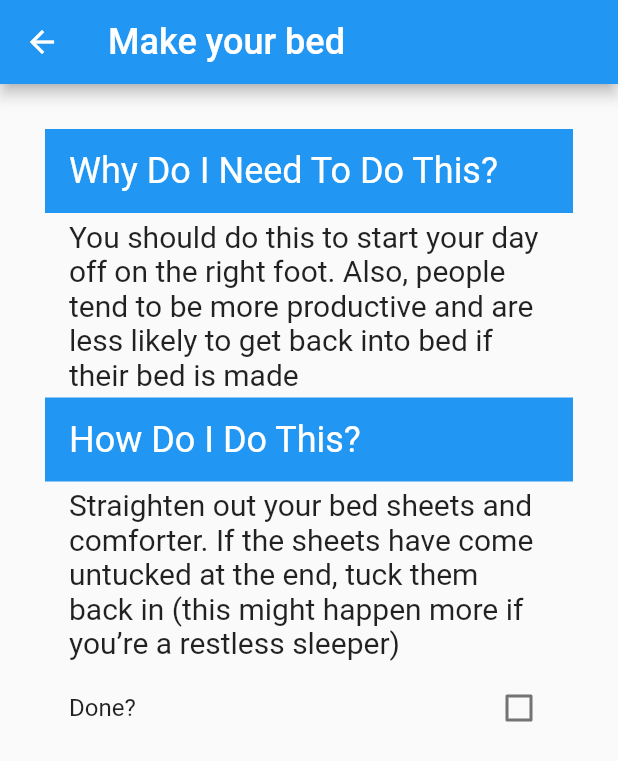
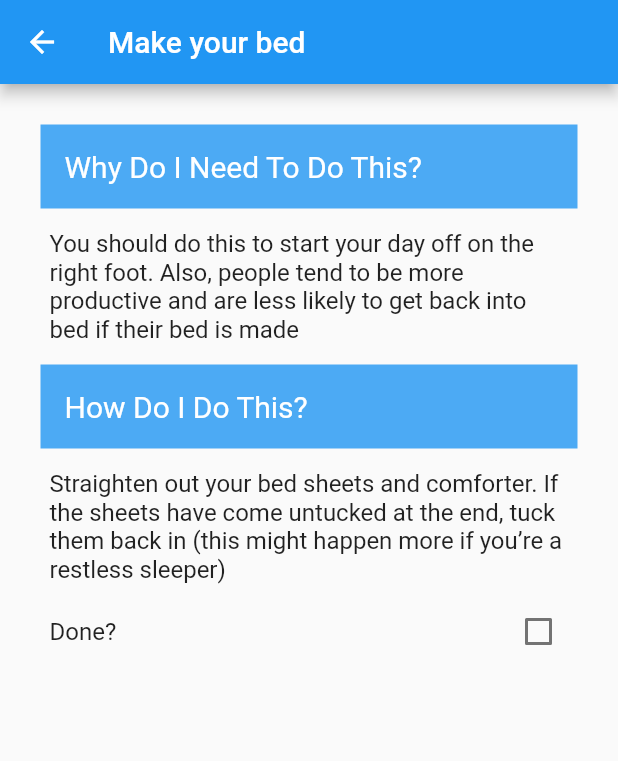
Before and after one commit to sysemenova/college_survival_software, a Flutter app: the screen it shows after launch, after a tap on "Make your bed", on a phone screen of 412 x 824 dp. Shown: the top 761 px of the screen. Run offline on Flutter 3.47's test engine with Material 2 defaults, Android fonts, the phone set to English and light mode, and no system bars.

Commit message:
Final touches.

```diff
--- a/lib/getTaskList.dart
+++ b/lib/getTaskList.dart
@@ -120,7 +120,8 @@ List getDummyTaskList () {
         'Bugs and other unwanted pests will come to your room if you leave the trash full for too long. An unpleasant smell may also fill your room.',
         'Take the current bag out to the trash. Replace with a new bag.', false,
         recurringArgs: {Symbol("every"): Duration(days: 3)}),
-    HouseholdTask('Do laundry',
+    HouseholdTaskList("Weekly",
+    [HouseholdTask('Do laundry',
         'First, proof by duh: you need clean clothes. Having clean clothes is good for the people around you - prevent strange odors. '
             'Having clean clothes is good for you - (health effects of wearing dirty clothes)',
         'Wash your clothes depending on usage - weekly is fairly good. Learn to use the machines near you (most are coin-operated).'
@@ -155,11 +156,11 @@ List getDummyTaskList () {
             'the bacteria. Stay safe - puddles and a cluttered space can lead to injuries',
         'Clean surfaces (bathtub, sink, toilet, floor, etc) with disinfectant/bleach. Wipe up any puddles. Vacuum bath mat. Clean shower curtains '
             'and shower mat.', false,
-        recurringArgs: {Symbol("every"): Duration(days: 7)}),
+        recurringArgs: {Symbol("every"): Duration(days: 7)}),], color: Colors.purple),
     HouseholdTaskList('Task Folder',
         [
-          HouseholdTask('Another task', 'You thought youd seen the last of me', 'not at all!', false),
-          HouseholdTask('Yet another??', 'haha', 'Im here', false)
+          HouseholdTask('Proof of concept', 'You can make as many tasks as you please!', 'Yup!', false),
+          HouseholdTask('So many tasks!', 'You can add many many!', 'Super many!', false)
         ], color: Colors.red)
   ];
 }
--- a/lib/householdtaskwidget.dart
+++ b/lib/householdtaskwidget.dart
@@ -1,9 +1,11 @@
+import 'package:flutter/cupertino.dart';
+
 import 'householdtask.dart';
 import 'package:flutter/material.dart';
 import 'globals.dart';
 
 final fontDesc = TextStyle(fontSize: 20);
-final fontTask = TextStyle(fontSize: 24, color: Colors.white);
+final fontTask = TextStyle(fontSize: 20, color: Colors.white);
 
 class TaskWidget extends StatefulWidget {
   // When creating the widget, I pass in the task that it's meant to display.
@@ -42,7 +44,7 @@ class _TaskWidgetState extends State<TaskWidget> {
 
     return Scaffold(
       appBar: AppBar(
-        title: Text(task.name, style: fontTask),
+        title: Text(task.name),//, style: fontTask),
         backgroundColor: taskcolor,
       ),
 
@@ -55,7 +57,7 @@ class _TaskWidgetState extends State<TaskWidget> {
         // I do Not understand padding either.
         //controller: control,
         //physics: const AlwaysScrollableScrollPhysics(),
-        padding: EdgeInsets.all(30),
+        padding: EdgeInsets.all(17),
         itemCount: info.length,
 
         // Anonymous function (context, i) {} where the {} has to return
@@ -100,16 +102,18 @@ class _TaskWidgetState extends State<TaskWidget> {
 
   Widget buildRowHeader(text) {
     return Container(
-        color: taskcolor,
-        child: ListTile(
-            title: Text(text, style: fontTask)
-        )
-    );
+        padding: EdgeInsets.all(10),
+        child: Container(
+            color: taskcolor.withOpacity(.8),
+            child: ListTile(
+                title: Text(text, style: fontTask)
+            )
+        ));
   }
 
   Widget buildRowText(text) {
     return ListTile(
-        title: Text(text, style: fontDesc)
+        title: Text(text)//, style: fontDesc)
     );
   }
 
--- a/lib/tasklist.dart
+++ b/lib/tasklist.dart
@@ -94,7 +94,7 @@ class _TaskListState extends State<TaskListWidget> {
 
   void pushInput()async {
     var result = await Navigator.push(
-        context, MaterialPageRoute(builder: (context) => InputTaskWidget())
+        context, MaterialPageRoute(builder: (context) => InputTaskWidget(barcolor: barcolor))
     );
     print(result);
     setState(() {
@@ -163,6 +163,7 @@ class _TaskListState extends State<TaskListWidget> {
     pushList(cur, true);
   }
 
+
   void updateDay() {
     setState(() {
       addToDate(Duration(days: 1));
```
Also changed, not shown: lib/inputtaskwidget.dart (+10 -2 lines).
